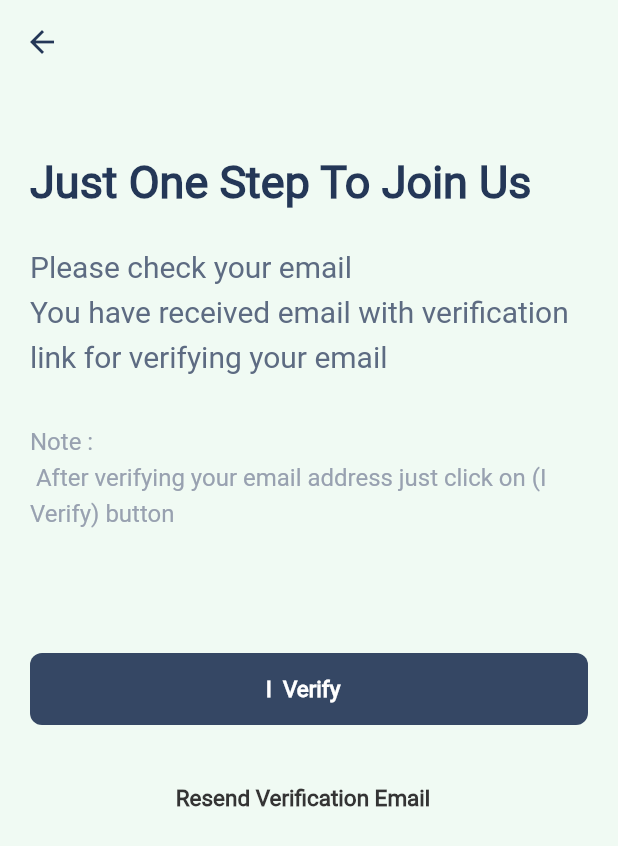
After one commit to samaaahmedd/graduation_projectnew, a Flutter app: the EmailVerificationPage screen opened directly, on a phone screen of 412 x 824 dp. The commit adds this screen. Shown: the top 846 px of the screen. Run offline on Flutter 3.47's test engine with Material 2 defaults, Android fonts, the phone set to English and light mode, and no system bars; our stand-ins replace dropdown_button2, firebase_auth, firebase_core; accounts and stored records are empty.

Commit message:
add : email verification

```diff
--- a/lib/common/material/app_buttons.dart
+++ b/lib/common/material/app_buttons.dart
@@ -188,6 +188,7 @@ class AppButtons extends StatelessWidget {
                             softWrap: true,
                           )),
                 )),
+            const SizedBox(width: 10,),
             AnimatedSwitcher(
               duration: const Duration(milliseconds: 500),
               key: ValueKey(isLoading),
@@ -197,7 +198,7 @@ class AppButtons extends StatelessWidget {
                       width: 15,
                       child: CircularProgressIndicator(
                         color: AppColors.primaryColor,
-                        strokeWidth: 2,
+                        strokeWidth: 3,
                       ),
                     )
                   : const SizedBox(
--- /dev/null
+++ b/lib/ui/authentication/email_verification_page.dart
@@ -0,0 +1,86 @@
+// ignore_for_file: use_build_context_synchronously
+
+import 'package:flutter/material.dart';
+import 'package:with_you_app/common/common.dart';
+import 'package:with_you_app/common/material/app_bars.dart';
+import 'package:with_you_app/common/material/app_buttons.dart';
+import 'package:with_you_app/common/material/app_colors.dart';
+import 'package:with_you_app/common/material/app_text_form_field.dart';
+import 'package:with_you_app/common/material/text_styles.dart';
+import 'package:with_you_app/domain/authentication/log_in_use_case.dart';
+import 'package:with_you_app/domain/authentication/send_verification_email_use_case.dart';
+import 'package:with_you_app/ui/authentication/register_page.dart';
+import 'package:with_you_app/ui/home_page/home_page.dart';
+
+class EmailVerificationPage extends StatefulWidget {
+  const EmailVerificationPage({Key? key}) : super(key: key);
+
+  @override
+  State<EmailVerificationPage> createState() => _EmailVerificationPageState();
+}
+
+class _EmailVerificationPageState extends State<EmailVerificationPage> {
+  final SendVerificationEmail _sendVerificationEmail = SendVerificationEmail();
+  bool _resendIsLoading = false;
+  bool _verifyLoading = false;
+  @override
+  Widget build(BuildContext context) {
+    return SafeArea(
+      child: Scaffold(
+        backgroundColor: AppColors.appBackgroundColor,
+        appBar: AppBars.leadingAppBar(context),
+        body: ListView(
+          padding: const EdgeInsets.all(20),
+          children: [
+            Padding(
+              padding: const EdgeInsets.symmetric(vertical: 20),
+              child: Text(
+                'Just One Step To Join Us',
+                style: TextStyles.bold(
+                    fontSize: 30, color: AppColors.neutral_700, height: 1.5),
+              ),
+            ),
+            Text(
+              'Please check your email\nYou have received email with verification link for verifying your email',
+              style: TextStyles.regular(
+                  fontSize: 20, color: AppColors.neutral_300, height: 1.5),
+            ),
+            const SizedBox(height: 30),
+            Text(
+              'Note :\n After verifying your email address just click on (I Verify) button',
+              style: TextStyles.regular(
+                  fontSize: 16, color: AppColors.neutral_80, height: 1.5),
+            ),
+            SizedBox(height: MediaQuery.of(context).size.height * .1),
+            AppButtons.primaryButton(
+              text: "I  Verify",
+              isLoading: _verifyLoading,
+              onPressed: () async {
+                _verifyLoading = true;
+                setState(() {});
+                final result = await _sendVerificationEmail.execute(context);
+                _verifyLoading = false;
+                setState(() {});
+                if(result){
+                  navigateRemoveReplacement(context, const HomePage());
+                }
+              },
+            ),
+            const SizedBox(height: 25),
+            AppButtons.textButton(
+              text: "Resend Verification Email",
+              isLoading: _resendIsLoading,
+              onPressed: () async {
+                _resendIsLoading = true;
+                setState(() {});
+                await _sendVerificationEmail.execute(context);
+                _resendIsLoading = false;
+                setState(() {});
+              },
+            ),
+          ],
+        ),
+      ),
+    );
+  }
+}
--- a/lib/ui/authentication/log_in_page.dart
+++ b/lib/ui/authentication/log_in_page.dart
@@ -6,7 +6,8 @@ import 'package:with_you_app/common/material/app_buttons.dart';
 import 'package:with_you_app/common/material/app_colors.dart';
 import 'package:with_you_app/common/material/app_text_form_field.dart';
 import 'package:with_you_app/common/material/text_styles.dart';
-import 'package:with_you_app/domain/authentication/loh_in_use_case.dart';
+import 'package:with_you_app/domain/authentication/log_in_use_case.dart';
+import 'package:with_you_app/ui/authentication/email_verification_page.dart';
 import 'package:with_you_app/ui/authentication/register_page.dart';
 import 'package:with_you_app/ui/home_page/home_page.dart';
 
--- a/lib/ui/authentication/register_page.dart
+++ b/lib/ui/authentication/register_page.dart
@@ -10,6 +10,7 @@ import 'package:with_you_app/common/material/drop_down_menu_single_select.dart';
 import 'package:with_you_app/common/material/text_styles.dart';
 import 'package:with_you_app/domain/authentication/register_use_case.dart';
 import 'package:with_you_app/domain/models/authentication/register_entity.dart';
+import 'package:with_you_app/ui/authentication/email_verification_page.dart';
 import 'package:with_you_app/ui/home_page/home_page.dart';
 
 class RegisterPage extends StatefulWidget {
@@ -179,7 +180,7 @@ class _RegisterPageState extends State<RegisterPage> {
       );
       final result = await _registerUseCase.execute(context, registerEntity);
       if (result) {
-        navigateRemoveReplacement(context, const HomePage());
+        navigate(context, const EmailVerificationPage());
       }
       _isLoading = false;
       setState(() {});
```
Also changed, not shown: lib/common/material/app_snackbars.dart (+5 -3 lines), lib/domain/authentication/send_verification_email_use_case.dart (added, +26 -0 lines), lib/domain/authentication/log_in_use_case.dart (renamed from lib/domain/authentication/loh_in_use_case.dart).
